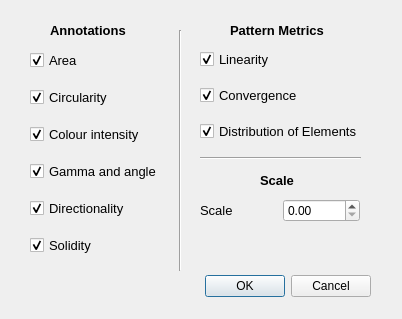
Above: image processing v1/features_dialog.ui from miclairy/Automated_Bloodstain_segmentation before the change. Below: the same form after it.
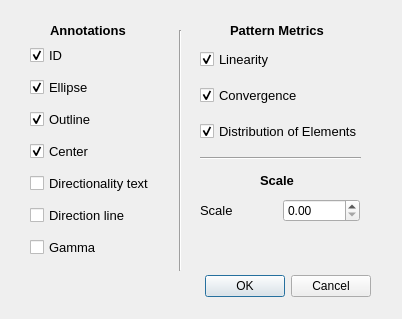
That is the form after the change.

What changed in the file:
```diff
--- a/image processing v1/features_dialog.ui
+++ b/image processing v1/features_dialog.ui
@@ -47,7 +47,7 @@
        </font>
       </property>
       <property name="text">
-       <string>Area</string>
+       <string>ID</string>
       </property>
       <property name="checked">
        <bool>true</bool>
@@ -62,7 +62,7 @@
        </font>
       </property>
       <property name="text">
-       <string>Circularity</string>
+       <string>Ellipse</string>
       </property>
       <property name="checked">
        <bool>true</bool>
@@ -77,7 +77,7 @@
        </font>
       </property>
       <property name="text">
-       <string>Colour intensity</string>
+       <string>Outline</string>
       </property>
       <property name="checked">
        <bool>true</bool>
@@ -92,7 +92,7 @@
        </font>
       </property>
       <property name="text">
-       <string>Gamma and angle</string>
+       <string>Center</string>
       </property>
       <property name="checked">
        <bool>true</bool>
@@ -100,17 +100,20 @@
      </widget>
     </item>
     <item>
-     <widget class="QCheckBox" name="directionality_check">
+     <widget class="QCheckBox" name="directionality">
+      <property name="enabled">
+       <bool>true</bool>
+      </property>
       <property name="font">
        <font>
         <pointsize>10</pointsize>
        </font>
       </property>
       <property name="text">
-       <string>Directionality</string>
+       <string>Directionality text</string>
       </property>
       <property name="checked">
-       <bool>true</bool>
+       <bool>false</bool>
       </property>
      </widget>
     </item>
@@ -122,10 +125,25 @@
        </font>
       </property>
       <property name="text">
-       <string>Solidity</string>
+       <string>Direction line</string>
       </property>
       <property name="checked">
-       <bool>true</bool>
+       <bool>false</bool>
+      </property>
+     </widget>
+    </item>
+    <item>
+     <widget class="QCheckBox" name="gamma">
+      <property name="font">
+       <font>
+        <pointsize>10</pointsize>
+       </font>
+      </property>
+      <property name="text">
+       <string>Gamma</string>
+      </property>
+      <property name="checked">
+       <bool>false</bool>
       </property>
      </widget>
     </item>
```
Left out of the diff: 26 changed lines with no effect on the pictures.
